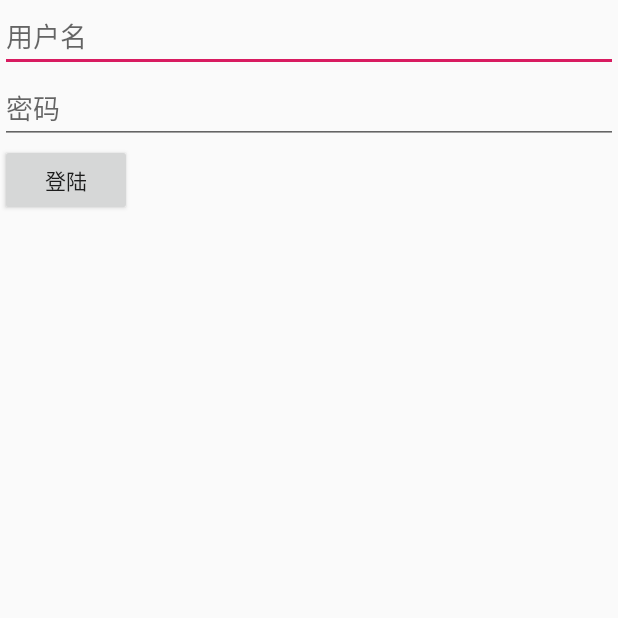
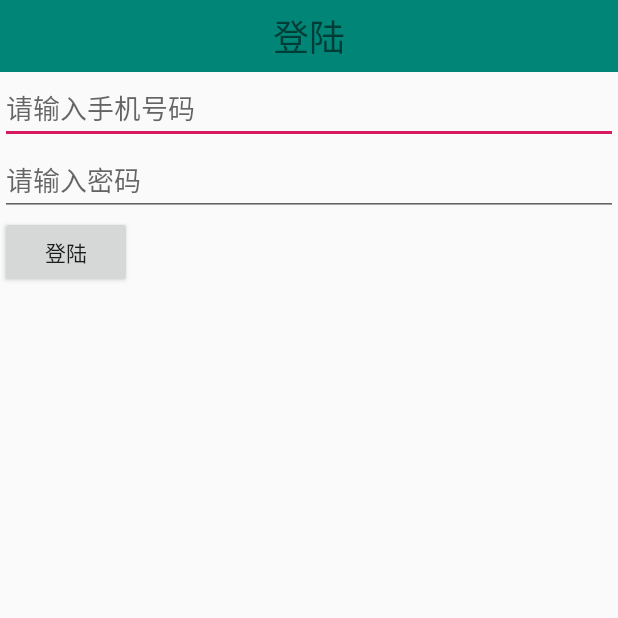
Before and after one commit to eeroom/zl.zhonglijia, an Android app: the screen it shows after launch (LoginActivity), on a phone screen of 412 x 824 dp, the top half of it. Run offline under Robolectric (Android 15) with nearby library versions, the phone set to English and light mode, and no system bars; libraries missing offline, so code that uses them is left out: com.alibaba.fastjson.

```diff
--- a/app/src/main/java/com/azeroth/bwl/LoginActivity.java
+++ b/app/src/main/java/com/azeroth/bwl/LoginActivity.java
@@ -40,7 +40,6 @@ public class LoginActivity extends BwActivity {
         message.parameter=userInfo;
         this.sendHttpRequestByPOST(message,x->{
             RT<UserInfo> rt= com.alibaba.fastjson.JSON.parseObject(x,new TypeReference<RT<UserInfo>>() {});
-
             Toast.makeText(this,rt.data.NickName,Toast.LENGTH_LONG).show();
         });
     }
--- a/app/src/main/res/layout/activity_login.xml
+++ b/app/src/main/res/layout/activity_login.xml
@@ -6,20 +6,30 @@
     android:layout_height="match_parent"
     android:orientation="vertical"
     tools:context=".LoginActivity">
+    <TextView
+        android:layout_width="match_parent"
+        android:layout_height="wrap_content"
+        android:text="登陆"
+        android:textSize="24sp"
+        android:gravity="center"
+        android:paddingTop="6dp"
+        android:paddingBottom="6dp"
+        android:background="@color/colorPrimary"
+         />
 <EditText
     android:id="@+id/loginTxtName"
 
     android:layout_width="match_parent"
     android:layout_height="wrap_content"
     android:inputType="number"
-    android:hint="用户名"
+    android:hint="请输入手机号码"
     />
     <EditText
         android:id="@+id/loginTxtPassword"
         android:layout_width="match_parent"
         android:layout_height="wrap_content"
         android:inputType="text"
-        android:hint="密码"
+        android:hint="请输入密码"
         />
     <Button
         android:id="@+id/loginBtnOk"
```
Also changed, not shown: app/src/main/res/mipmap/ic_launcher.png (added).
